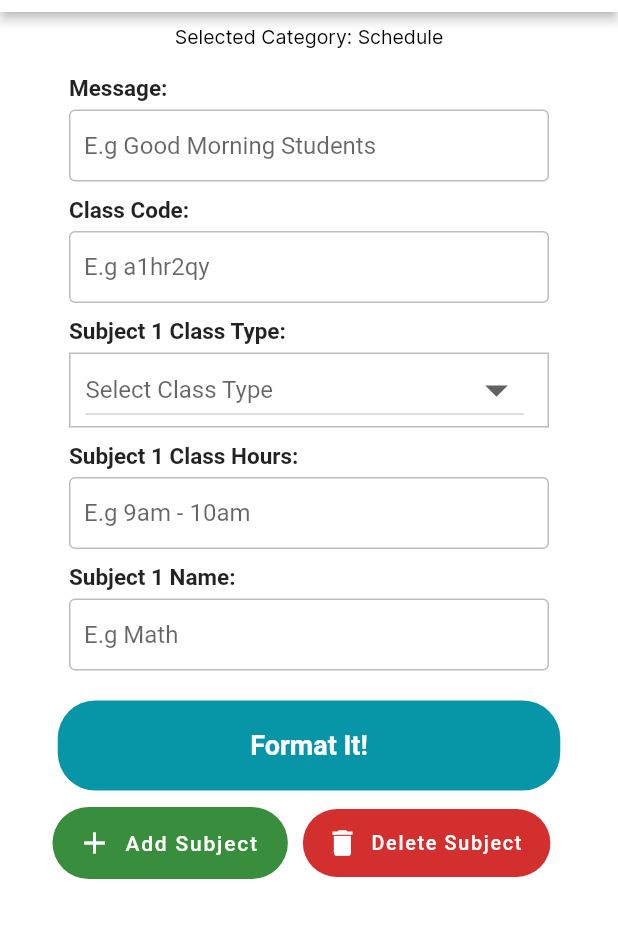
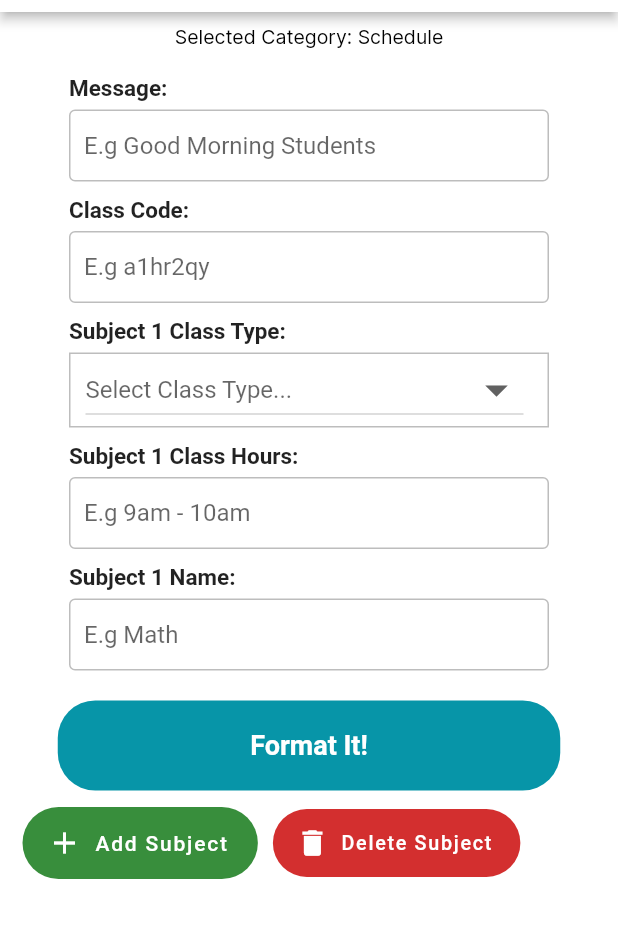
Before and after one commit to jomcas/Formateacher, a Flutter app: the screen it shows once a user with an empty profile is signed in, after a tap on "Schedule", on a phone screen of 412 x 824 dp, the part 72-1010 px from its top. Run offline on Flutter 3.47's test engine with Material 2 defaults, Android fonts, the phone set to English and light mode, and no system bars; our stand-ins replace cloud_firestore, firebase_auth, flutter_spinkit; missing offline and left inert: flutter_share; accounts and stored records are empty.

```diff
--- a/lib/widgets/announce/important_form.dart
+++ b/lib/widgets/announce/important_form.dart
@@ -167,7 +167,7 @@ class _ImportantformState extends State<Importantform> {
                           inputFile(
                               labelhint: "E.g 10am",
                               label: "Start Time:",
-                              validator: (val) => val.length < 6
+                              validator: (val) => val.isEmpty
                                   ? 'Please put start time of event'
                                   : null,
                               onChanged: (val) {
--- a/lib/widgets/announce/schedule_form.dart
+++ b/lib/widgets/announce/schedule_form.dart
@@ -64,8 +64,8 @@ class _ScheduleFormState extends State<ScheduleForm> {
     _fieldWidgets.add(
       dropdown(
           label: "Subject $index Class Type:",
-          labelhint: Text("Select Class Type"),
-          listitem: ["Asynchronous Class","Synchronous Class"],
+          labelhint: Text("Select Class Type..."),
+          listitem: ["Asynchronous","Synchronous"],
           valueItem: subjectMessages[index - 1][1],
           onChanged: (newValue){
             setState(() {
@@ -272,7 +272,7 @@ class _ScheduleFormState extends State<ScheduleForm> {
                       child: Row(
                         children: [
                           Container(
-                            padding: EdgeInsets.only(left: 35.0),
+                            padding: EdgeInsets.only(left: 15.0),
 //                height: 70.0,
 //                width: 160.0,
                             child: FittedBox(
```
Also changed, not shown: lib/widgets/announce/preview.dart (+5 -3 lines), pubspec.yaml (+3 -5 lines), fonts/rale/Raleway-Regular.ttf (added).
